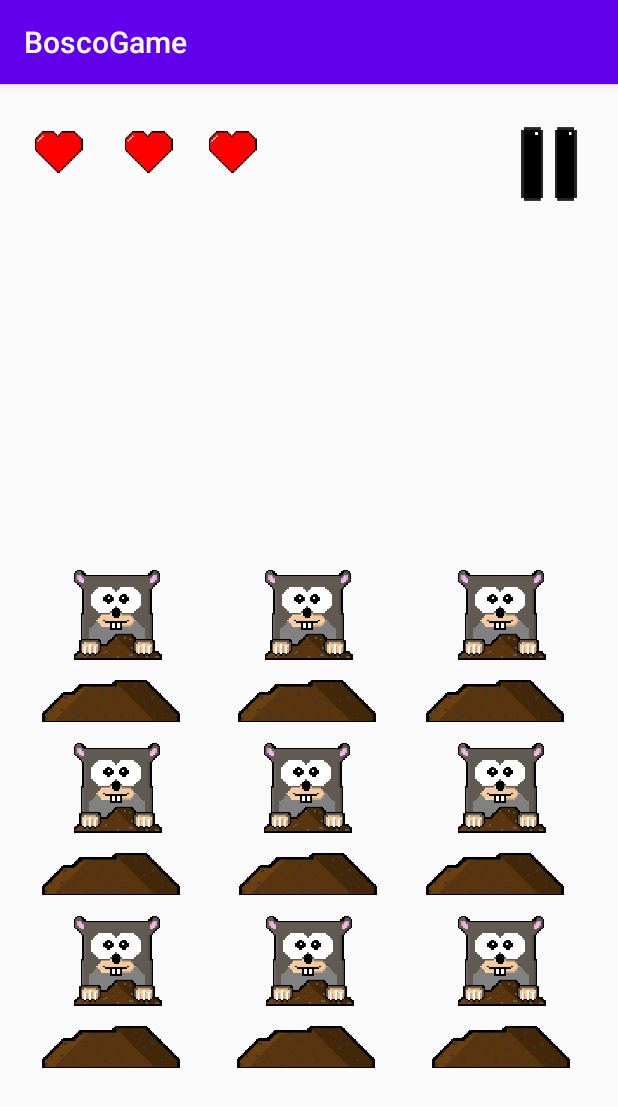
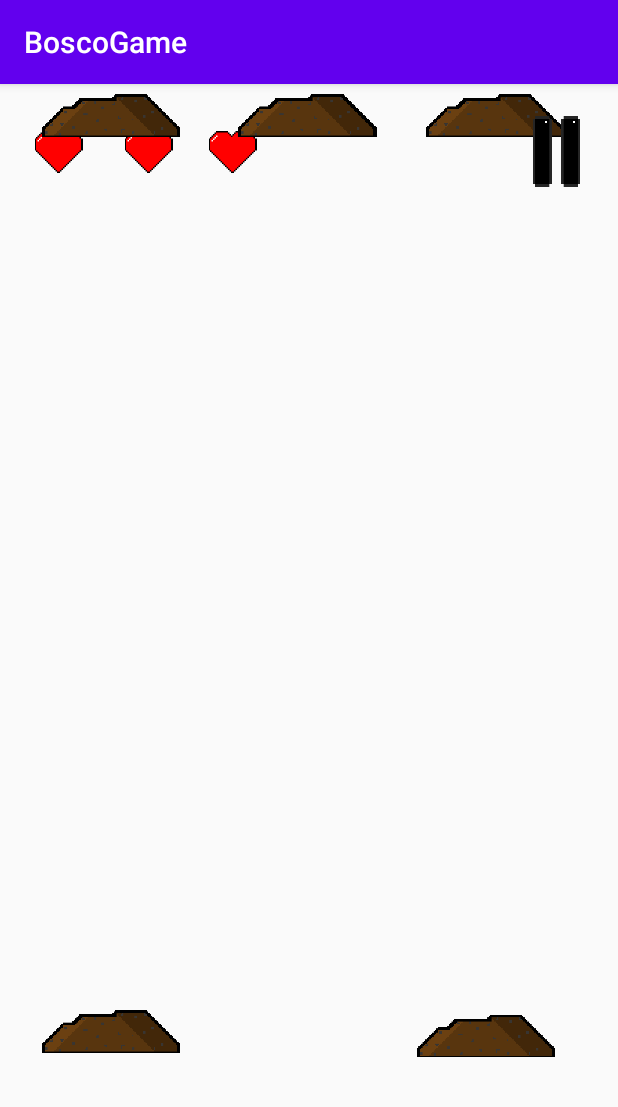
Before and after one commit to rodrigo5v/DomBosco-e-as-toupeiras, an Android app: the TelaJogo screen opened directly, with no data from a screen before it, on a phone screen of 412 x 824 dp. Shown: the top 1107 px of the screen. Run offline under Robolectric (Android 15) with nearby library versions, the phone set to English and light mode, and no system bars.

Commit message:
Fix - Troca de Telas
As telas: creditos e intructions não abriam devido a uma referência errada.

```diff
--- a/BoscoGame/app/src/main/java/com/example/boscogame/instruction.java
+++ b/BoscoGame/app/src/main/java/com/example/boscogame/instruction.java
@@ -16,7 +16,7 @@ public class instruction extends AppCompatActivity implements View.OnClickListen
         super.onCreate(savedInstanceState);
         setContentView(R.layout.activity_instruction);
 
-        BVoltaTC=(Button)findViewById(R.id.BVoltTC);
+        BVoltaTC=(Button)findViewById(R.id.BVoltaTC);
 
         BVoltaTC.setOnClickListener(this);
     }
--- a/BoscoGame/app/src/main/res/layout/activity_jogo.xml
+++ b/BoscoGame/app/src/main/res/layout/activity_jogo.xml
@@ -5,106 +5,6 @@
     android:layout_width="match_parent"
     android:layout_height="match_parent"
     tools:context=".TelaJogo">
-
-    <ImageView
-        android:id="@+id/imageView9"
-        android:layout_width="60dp"
-        android:layout_height="79dp"
-        android:layout_marginEnd="48dp"
-        android:layout_marginRight="48dp"
-        app:layout_constraintBottom_toTopOf="@+id/ImgSB7"
-        app:layout_constraintEnd_toEndOf="parent"
-        app:srcCompat="@drawable/toupeira" />
-
-    <ImageView
-        android:id="@+id/imageView7"
-        android:layout_width="60dp"
-        android:layout_height="79dp"
-        android:layout_marginStart="48dp"
-        android:layout_marginLeft="48dp"
-        app:layout_constraintBottom_toTopOf="@+id/ImgSB3"
-        app:layout_constraintStart_toStartOf="parent"
-        app:srcCompat="@drawable/toupeira" />
-
-    <ImageView
-        android:id="@+id/imageView8"
-        android:layout_width="60dp"
-        android:layout_height="79dp"
-        app:layout_constraintBottom_toTopOf="@+id/ImgSB4"
-        app:layout_constraintEnd_toStartOf="@+id/imageView9"
-        app:layout_constraintStart_toEndOf="@+id/imageView7"
-        app:srcCompat="@drawable/toupeira" />
-
-    <ImageView
-        android:id="@+id/imageView2"
-        android:layout_width="60dp"
-        android:layout_height="79dp"
-        android:layout_marginStart="48dp"
-        android:layout_marginLeft="48dp"
-        app:layout_constraintBottom_toTopOf="@+id/ImgSB1"
-        app:layout_constraintStart_toStartOf="parent"
-        app:srcCompat="@drawable/toupeira" />
-
-    <ImageView
-        android:id="@+id/imageView3"
-        android:layout_width="60dp"
-        android:layout_height="79dp"
-        app:layout_constraintBottom_toTopOf="@+id/ImgSB8"
-        app:layout_constraintEnd_toStartOf="@+id/imageView4"
-        app:layout_constraintHorizontal_bias="0.496"
-        app:layout_constraintStart_toEndOf="@+id/imageView2"
-        app:srcCompat="@drawable/toupeira" />
-
-    <ImageView
-        android:id="@+id/imageView4"
-        android:layout_width="60dp"
-        android:layout_height="79dp"
-        android:layout_marginEnd="48dp"
-        android:layout_marginRight="48dp"
-        app:layout_constraintBottom_toTopOf="@+id/ImgSB5"
-        app:layout_constraintEnd_toEndOf="parent"
-        app:srcCompat="@drawable/toupeira" />
-
-    <ImageView
-        android:id="@+id/imageView5"
-        android:layout_width="60dp"
-        android:layout_height="79dp"
-        android:layout_marginStart="48dp"
-        android:layout_marginLeft="48dp"
-        app:layout_constraintBottom_toTopOf="@+id/imgSB9"
-        app:layout_constraintStart_toStartOf="parent"
-        app:srcCompat="@drawable/toupeira" />
-
-    <ImageView
-        android:id="@+id/imageView6"
-        android:layout_width="60dp"
-        android:layout_height="79dp"
-        android:layout_marginEnd="48dp"
-        android:layout_marginRight="48dp"
-        app:layout_constraintBottom_toTopOf="@+id/ImgSB6"
-        app:layout_constraintEnd_toEndOf="parent"
-        app:srcCompat="@drawable/toupeira" />
-
-    <ImageView
-        android:id="@+id/ImgSB4"
-        android:layout_width="92dp"
-        android:layout_height="36dp"
-        android:layout_marginBottom="108dp"
-        app:layout_constraintBottom_toBottomOf="parent"
-        app:layout_constraintEnd_toStartOf="@+id/ImgSB7"
-        app:layout_constraintStart_toEndOf="@+id/ImgSB3"
-        app:srcCompat="@drawable/buraco" />
-
-    <ImageView
-        android:id="@+id/ImgSB7"
-        android:layout_width="92dp"
-        android:layout_height="36dp"
-        android:layout_marginEnd="32dp"
-        android:layout_marginRight="32dp"
-        android:layout_marginBottom="108dp"
-        app:layout_constraintBottom_toBottomOf="parent"
-        app:layout_constraintEnd_toEndOf="parent"
-        app:srcCompat="@drawable/buraco" />
 
     <ImageView
         android:id="@+id/ImgSV3"
@@ -117,17 +17,6 @@
         android:layout_marginRight="8dp"
         app:layout_constraintEnd_toStartOf="@+id/ImgSV2"
         app:layout_constraintStart_toStartOf="parent"
-        app:layout_constraintTop_toTopOf="parent"
-        app:srcCompat="@drawable/coracao" />
-
-    <ImageView
-        android:id="@+id/ImgSV1"
-        android:layout_width="46dp"
-        android:layout_height="32dp"
-        android:layout_marginStart="10dp"
-        android:layout_marginLeft="10dp"
-        android:layout_marginTop="27dp"
-        app:layout_constraintStart_toEndOf="@+id/ImgSV2"
         app:layout_constraintTop_toTopOf="parent"
         app:srcCompat="@drawable/coracao" />
 
@@ -145,11 +34,22 @@
         app:layout_constraintTop_toTopOf="parent"
         app:srcCompat="@drawable/coracao" />
 
+    <ImageView
+        android:id="@+id/ImgSV1"
+        android:layout_width="46dp"
+        android:layout_height="32dp"
+        android:layout_marginStart="10dp"
+        android:layout_marginLeft="10dp"
+        android:layout_marginTop="27dp"
+        app:layout_constraintStart_toEndOf="@+id/ImgSV2"
+        app:layout_constraintTop_toTopOf="parent"
+        app:srcCompat="@drawable/coracao" />
+
     <Button
         android:id="@+id/Bpause"
-        android:layout_width="60dp"
-        android:layout_height="52dp"
-        android:layout_marginTop="27dp"
+        android:layout_width="50dp"
+        android:layout_height="50dp"
+        android:layout_marginTop="20dp"
         android:layout_marginEnd="16dp"
         android:layout_marginRight="16dp"
         android:background="@drawable/pausee"
@@ -157,89 +57,105 @@
         app:layout_constraintTop_toTopOf="parent" />
 
     <ImageView
-        android:id="@+id/ImgSB8"
+        android:id="@+id/ImgSB9"
         android:layout_width="92dp"
         android:layout_height="36dp"
-        android:layout_marginStart="38dp"
-        android:layout_marginLeft="38dp"
-        android:layout_marginEnd="33dp"
-        android:layout_marginRight="33dp"
-        app:layout_constraintBottom_toTopOf="@+id/imageView"
-        app:layout_constraintEnd_toStartOf="@+id/ImgSB5"
-        app:layout_constraintStart_toEndOf="@+id/ImgSB1"
-        app:srcCompat="@drawable/buraco" />
-
-    <ImageView
-        android:id="@+id/ImgSB5"
-        android:layout_width="92dp"
-        android:layout_height="36dp"
-        android:layout_marginEnd="36dp"
-        android:layout_marginRight="36dp"
-        app:layout_constraintBottom_toTopOf="@+id/imageView6"
+        android:layout_marginEnd="42dp"
+        android:layout_marginRight="32dp"
+        android:layout_marginBottom="115dp"
+        app:layout_constraintBottom_toBottomOf="parent"
         app:layout_constraintEnd_toEndOf="parent"
         app:srcCompat="@drawable/buraco" />
 
     <ImageView
-        android:id="@+id/ImgSB3"
+        android:id="@+id/ImgSB8"
         android:layout_width="92dp"
-        android:layout_height="36dp"
-        android:layout_marginStart="28dp"
-        android:layout_marginLeft="28dp"
-        android:layout_marginBottom="108dp"
+        android:layout_height="42dp"
+        android:layout_marginBottom="115dp"
         app:layout_constraintBottom_toBottomOf="parent"
-        app:layout_constraintStart_toStartOf="parent"
+        app:layout_constraintEnd_toStartOf="@+id/ImgSB7"
+        app:layout_constraintStart_toEndOf="@+id/ImgSB9"
         app:srcCompat="@drawable/buraco" />
 
     <ImageView
-        android:id="@+id/ImgSB2"
+        android:id="@+id/ImgSB7"
         android:layout_width="92dp"
-        android:layout_height="36dp"
-        app:layout_constraintBottom_toTopOf="@+id/imageView8"
-        app:layout_constraintEnd_toStartOf="@+id/ImgSB6"
-        app:layout_constraintHorizontal_bias="0.549"
-        app:layout_constraintStart_toEndOf="@+id/imgSB9"
-        app:srcCompat="@drawable/buraco" />
-
-    <ImageView
-        android:id="@+id/imgSB9"
-        android:layout_width="92dp"
-        android:layout_height="36dp"
+        android:layout_height="42dp"
         android:layout_marginStart="28dp"
         android:layout_marginLeft="28dp"
-        app:layout_constraintBottom_toTopOf="@+id/imageView7"
+        android:layout_marginBottom="115dp"
+        app:layout_constraintBottom_toBottomOf="parent"
         app:layout_constraintStart_toStartOf="parent"
         app:srcCompat="@drawable/buraco" />
 
     <ImageView
         android:id="@+id/ImgSB6"
         android:layout_width="92dp"
-        android:layout_height="36dp"
+        android:layout_height="42dp"
         android:layout_marginEnd="36dp"
         android:layout_marginRight="36dp"
-        app:layout_constraintBottom_toTopOf="@+id/imageView9"
         app:layout_constraintEnd_toEndOf="parent"
-        app:srcCompat="@drawable/buraco" />
+        app:srcCompat="@drawable/buraco"
+        tools:layout_editor_absoluteY="460dp"
+        tools:ignore="MissingConstraints" />
+
+    <ImageView
+        android:id="@+id/ImgSB5"
+        android:layout_width="92dp"
+        android:layout_height="42dp"
+        app:layout_constraintEnd_toStartOf="@+id/ImgSB6"
+        app:layout_constraintHorizontal_bias="0.549"
+        app:layout_constraintStart_toEndOf="@+id/imgSB4"
+        app:srcCompat="@drawable/buraco"
+        tools:layout_editor_absoluteY="460dp"
+        tools:ignore="MissingConstraints" />
+
+    <ImageView
+        android:id="@+id/imgSB4"
+        android:layout_width="92dp"
+        android:layout_height="42dp"
+        android:layout_marginStart="28dp"
+        android:layout_marginLeft="28dp"
+        app:layout_constraintStart_toStartOf="parent"
+        app:srcCompat="@drawable/buraco"
+        tools:layout_editor_absoluteY="460dp"
+        tools:ignore="MissingConstraints" />
+
+
+    <ImageView
+        android:id="@+id/ImgSB3"
+        android:layout_width="92dp"
+        android:layout_height="42dp"
+        android:layout_marginEnd="36dp"
+        android:layout_marginRight="36dp"
+        app:layout_constraintEnd_toEndOf="parent"
+        app:srcCompat="@drawable/buraco"
+        tools:layout_editor_absoluteY="345dp"
+        tools:ignore="MissingConstraints" />
+
+    <ImageView
+        android:id="@+id/ImgSB2"
+        android:layout_width="92dp"
+        android:layout_height="42dp"
+        android:layout_marginStart="38dp"
+        android:layout_marginLeft="38dp"
+        android:layout_marginEnd="33dp"
+        android:layout_marginRight="33dp"
+        app:layout_constraintEnd_toStartOf="@+id/ImgSB3"
+        app:layout_constraintStart_toEndOf="@+id/ImgSB1"
+        app:srcCompat="@drawable/buraco"
+        tools:layout_editor_absoluteY="345dp"
+        tools:ignore="MissingConstraints" />
 
     <ImageView
         android:id="@+id/ImgSB1"
         android:layout_width="92dp"
-        android:layout_height="36dp"
+        android:layout_height="42dp"
         android:layout_marginStart="28dp"
         android:layout_marginLeft="28dp"
-        app:layout_constraintBottom_toTopOf="@+id/imageView5"
         app:layout_constraintStart_toStartOf="parent"
-        app:srcCompat="@drawable/buraco" />
-
-    <ImageView
-        android:id="@+id/imageView"
-        android:layout_width="60dp"
-        android:layout_height="79dp"
-        android:layout_marginStart="66dp"
-        android:layout_marginLeft="66dp"
-        app:layout_constraintBottom_toTopOf="@+id/ImgSB2"
-        app:layout_constraintEnd_toStartOf="@+id/imageView6"
-        app:layout_constraintHorizontal_bias="0.014"
-        app:layout_constraintStart_toEndOf="@+id/imageView5"
-        app:srcCompat="@drawable/toupeira" />
+        app:srcCompat="@drawable/buraco"
+        tools:layout_editor_absoluteY="345dp"
+        tools:ignore="MissingConstraints" />
 
 </androidx.constraintlayout.widget.ConstraintLayout>
--- a/BoscoGame/app/src/main/res/layout/activity_tela_creditos.xml
+++ b/BoscoGame/app/src/main/res/layout/activity_tela_creditos.xml
@@ -8,7 +8,7 @@
     tools:context=".TelaCreditos">
 
     <Button
-        android:id="@+id/BVoltTC"
+        android:id="@+id/BVoltaTC"
         android:layout_width="wrap_content"
         android:layout_height="wrap_content"
         android:layout_marginStart="16dp"
--- a/BoscoGame/app/src/main/res/layout/activity_tela_pause.xml
+++ b/BoscoGame/app/src/main/res/layout/activity_tela_pause.xml
@@ -10,21 +10,23 @@
 
     <Button
         android:id="@+id/BExit"
-        android:layout_width="109dp"
-        android:layout_height="126dp"
-        android:layout_marginTop="192dp"
-        android:drawableBottom="@drawable/sairpersonalizado"
+        android:layout_width="85dp"
+        android:layout_height="125dp"
+        android:layout_marginTop="240dp"
+        android:drawableTop="@drawable/sairpersonalizado"
         app:layout_constraintEnd_toEndOf="parent"
+        app:layout_constraintHorizontal_bias="0.198"
         app:layout_constraintStart_toStartOf="parent"
         app:layout_constraintTop_toTopOf="parent" />
 
     <Button
         android:id="@+id/BPlay"
-        android:layout_width="111dp"
-        android:layout_height="123dp"
-        android:layout_marginBottom="192dp"
-        android:drawableBottom="@drawable/play__personalizado_"
+        android:layout_width="85dp"
+        android:layout_height="110dp"
+        android:layout_marginBottom="184dp"
+        android:drawableTop="@drawable/play__personalizado_"
         app:layout_constraintBottom_toBottomOf="parent"
         app:layout_constraintEnd_toEndOf="parent"
+        app:layout_constraintHorizontal_bias="0.216"
         app:layout_constraintStart_toStartOf="parent" />
 </androidx.constraintlayout.widget.ConstraintLayout>
```
Also changed, not shown: 1 other file.
